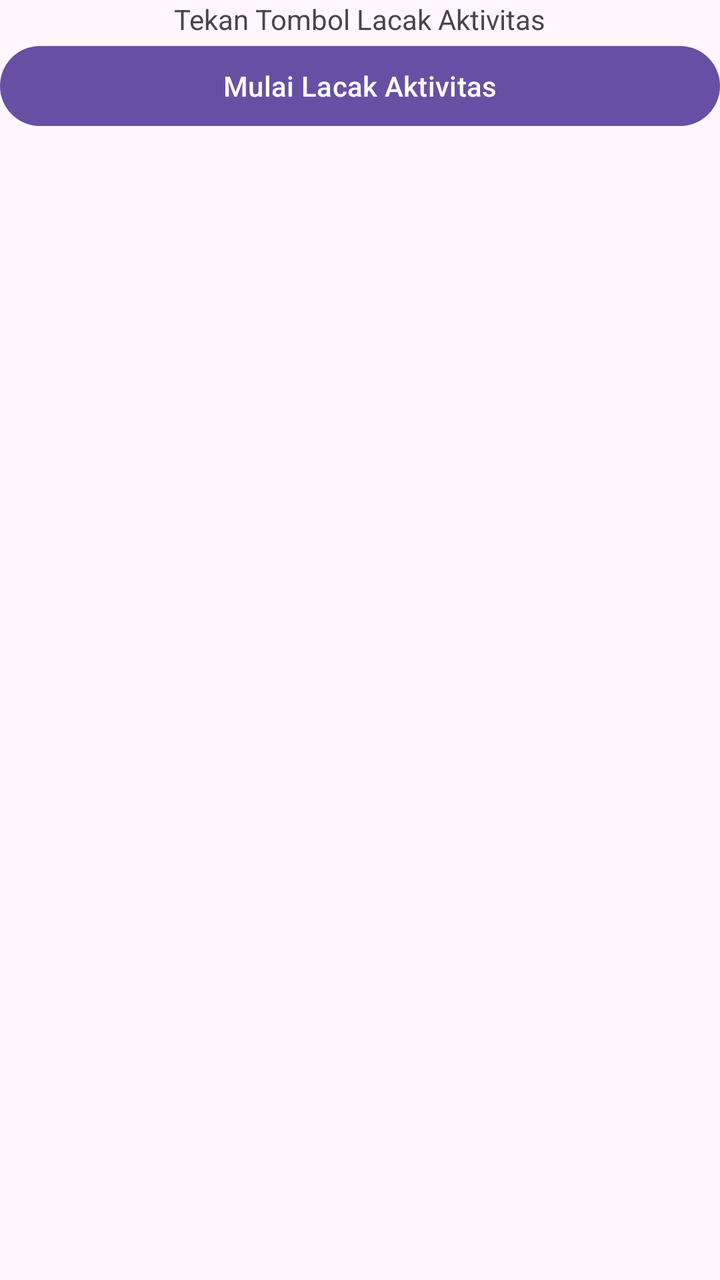
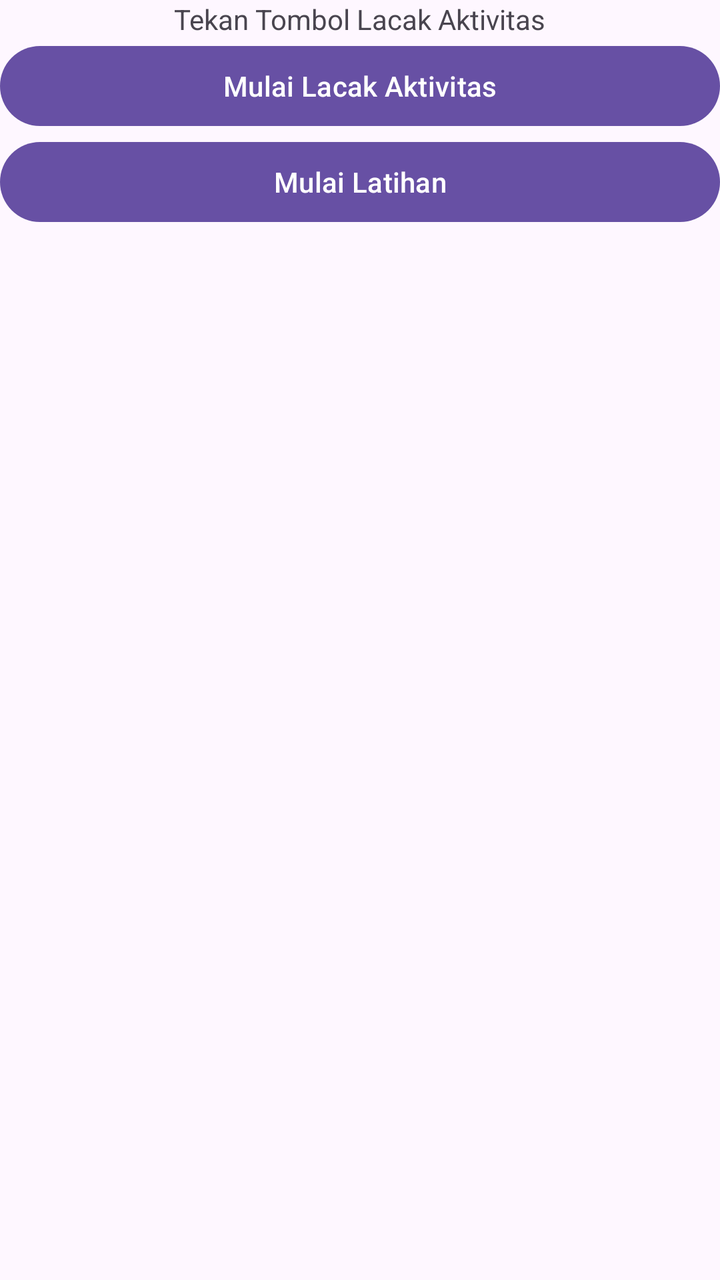

The first picture is an Android layout as it rendered before a commit; the second is the same layout after the commit. The layout source and the unified diff follow.
<!-- AndroidManifest.xml: application theme Theme.BackgroundServices -->
<!-- res/layout/activity_main.xml -->
<?xml version="1.0" encoding="utf-8"?>
<LinearLayout xmlns:android="http://schemas.android.com/apk/res/android"
    xmlns:app="http://schemas.android.com/apk/res-auto"
    xmlns:tools="http://schemas.android.com/tools"
    android:id="@+id/main"
    android:layout_width="match_parent"
    android:layout_height="match_parent"
    tools:context=".MainActivity"
    android:orientation="vertical">

    <TextView
        android:layout_width="wrap_content"
        android:layout_height="wrap_content"
        android:text="Tekan Tombol Lacak Aktivitas"
        android:layout_gravity="center"
        android:id="@+id/statusTextView"/>

    <Button
        android:layout_width="match_parent"
        android:layout_height="wrap_content"
        android:text="Mulai Lacak Aktivitas"
        android:id="@+id/btnStart"/>

</LinearLayout>
<!-- resources referenced by this layout -->
<resources>
  <style name="Theme.BackgroundServices" parent="Base.Theme.BackgroundServices" />
  <style name="Base.Theme.BackgroundServices" parent="Theme.Material3.DayNight.NoActionBar">
          
          
      </style>
</resources>

<!-- the commit's change to res/layout/activity_main.xml (unified diff, before → after) -->
@@ -21,4 +21,10 @@
         android:text="Mulai Lacak Aktivitas"
         android:id="@+id/btnStart"/>
 
+    <Button
+        android:layout_width="match_parent"
+        android:layout_height="wrap_content"
+        android:text="Mulai Latihan"
+        android:id="@+id/btnLatihan"/>
+
 </LinearLayout>
